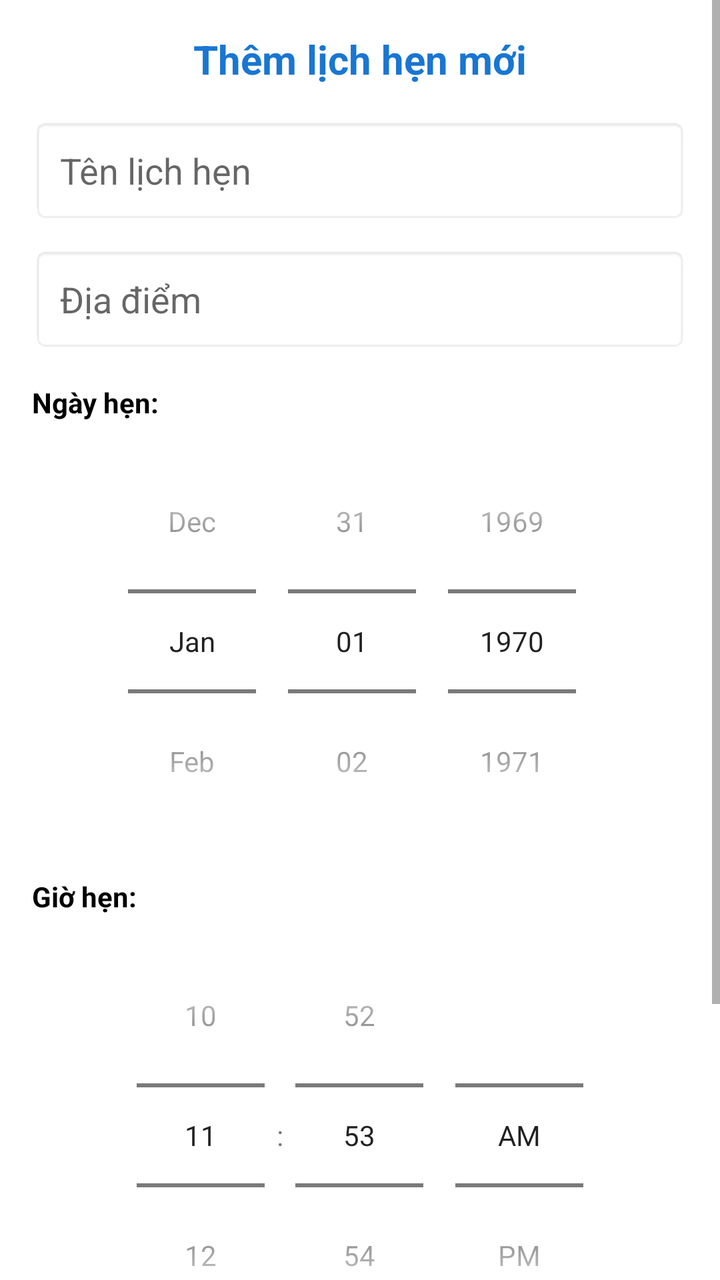
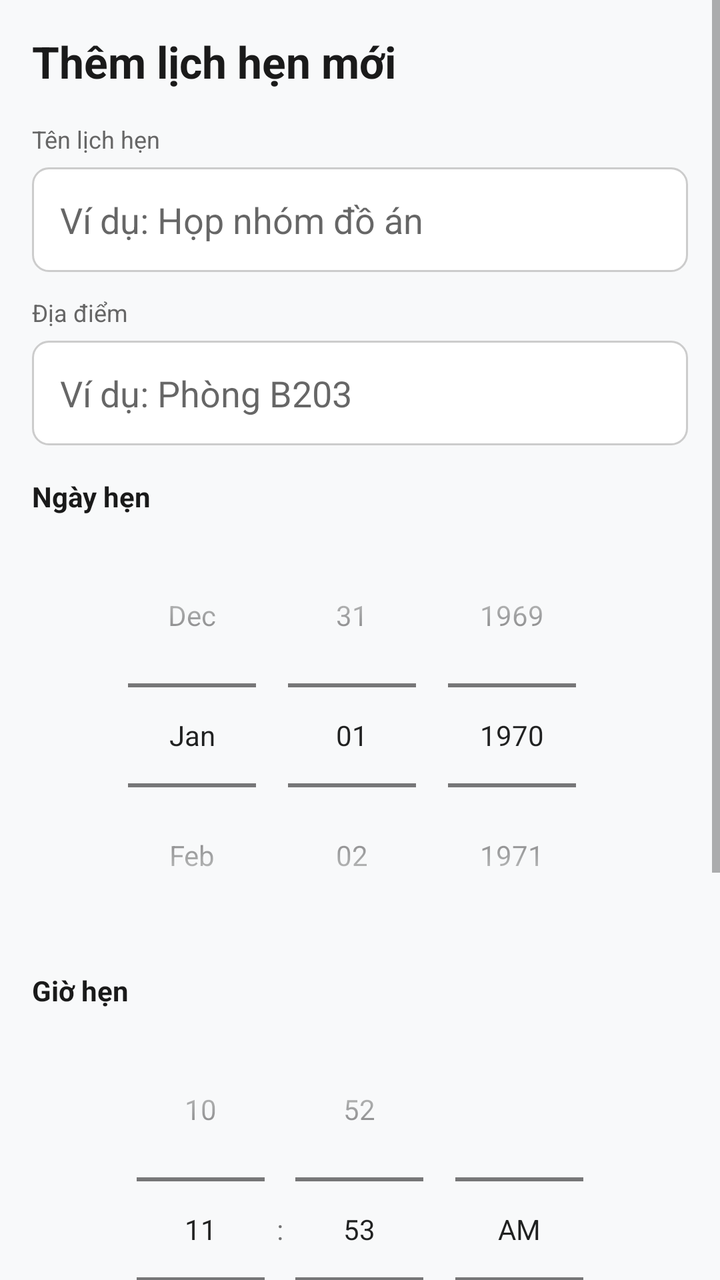

An Android layout rendered at two revisions. The XML below is the earlier revision; the diff shows what the commit changed to produce the second picture.
<!-- AndroidManifest.xml: application theme Theme.AppointmentManager -->
<!-- res/layout/activity_add_appointment.xml -->
<?xml version="1.0" encoding="utf-8"?>
<ScrollView xmlns:android="http://schemas.android.com/apk/res/android"
    android:layout_width="match_parent"
    android:layout_height="match_parent"
    android:fillViewport="true"
    android:background="@color/white">

    <LinearLayout
        android:layout_width="match_parent"
        android:layout_height="wrap_content"
        android:orientation="vertical"
        android:padding="16dp">

        <TextView
            android:layout_width="match_parent"
            android:layout_height="wrap_content"
            android:text="@string/add_title"
            android:textSize="20sp"
            android:textStyle="bold"
            android:textColor="@color/blue_primary"
            android:layout_marginBottom="16dp"
            android:gravity="center" />

        <EditText
            android:id="@+id/etTitle"
            android:layout_width="match_parent"
            android:layout_height="wrap_content"
            android:hint="@string/title_hint"
            android:inputType="text"
            android:padding="14dp"
            android:layout_marginBottom="12dp"
            android:background="@android:drawable/editbox_background_normal" />

        <EditText
            android:id="@+id/etLocation"
            android:layout_width="match_parent"
            android:layout_height="wrap_content"
            android:hint="@string/location_hint"
            android:inputType="text"
            android:padding="14dp"
            android:layout_marginBottom="16dp"
            android:background="@android:drawable/editbox_background_normal" />

        <TextView
            android:layout_width="match_parent"
            android:layout_height="wrap_content"
            android:text="Ngày hẹn:"
            android:textStyle="bold"
            android:textColor="@color/black"
            android:layout_marginBottom="4dp" />

        <DatePicker
            android:id="@+id/datePicker"
            android:layout_width="match_parent"
            android:layout_height="wrap_content"
            android:calendarViewShown="false"
            android:datePickerMode="spinner"
            android:layout_marginBottom="12dp" />

        <TextView
            android:layout_width="match_parent"
            android:layout_height="wrap_content"
            android:text="Giờ hẹn:"
            android:textStyle="bold"
            android:textColor="@color/black"
            android:layout_marginBottom="4dp" />

        <TimePicker
            android:id="@+id/timePicker"
            android:layout_width="match_parent"
            android:layout_height="wrap_content"
            android:timePickerMode="spinner"
            android:layout_marginBottom="16dp" />

        <Switch
            android:id="@+id/switchReminder"
            android:layout_width="match_parent"
            android:layout_height="wrap_content"
            android:text="@string/reminder_switch"
            android:textSize="16sp"
            android:layout_marginBottom="24dp" />

        <Button
            android:id="@+id/btnSave"
            android:layout_width="match_parent"
            android:layout_height="wrap_content"
            android:text="@string/save_button"
            android:backgroundTint="@color/blue_primary"
            android:textColor="@color/white"
            android:padding="14dp" />

    </LinearLayout>
</ScrollView>
<!-- resources referenced by this layout -->
<resources>
  <color name="black">#FF000000</color>
  <color name="blue_primary">#FF1976D2</color>
  <color name="white">#FFFFFFFF</color>
  <string name="add_title">Thêm lịch hẹn mới</string>
  <string name="location_hint">Địa điểm</string>
  <string name="reminder_switch">Bật nhắc nhở</string>
  <string name="save_button">Lưu lịch hẹn</string>
  <string name="title_hint">Tên lịch hẹn</string>
  <style name="Theme.AppointmentManager" parent="Theme.MaterialComponents.DayNight.NoActionBar">
          <item name="colorPrimary">@color/blue_primary</item>
          <item name="colorPrimaryVariant">@color/blue_dark</item>
          <item name="colorOnPrimary">@color/white</item>
      </style>
  <color name="blue_dark">#FF0D47A1</color>
</resources>

<!-- the commit's change to res/layout/activity_add_appointment.xml (unified diff, before → after) -->
@@ -3,7 +3,7 @@
     android:layout_width="match_parent"
     android:layout_height="match_parent"
     android:fillViewport="true"
-    android:background="@color/white">
+    android:background="#F8F9FA">
 
     <LinearLayout
         android:layout_width="match_parent"
@@ -15,38 +15,53 @@
             android:layout_width="match_parent"
             android:layout_height="wrap_content"
             android:text="@string/add_title"
-            android:textSize="20sp"
+            android:textSize="22sp"
             android:textStyle="bold"
-            android:textColor="@color/blue_primary"
-            android:layout_marginBottom="16dp"
-            android:gravity="center" />
+            android:textColor="#1A1A1A"
+            android:layout_marginBottom="16dp" />
+
+        <TextView
+            android:layout_width="match_parent"
+            android:layout_height="wrap_content"
+            android:text="Tên lịch hẹn"
+            android:textSize="12sp"
+            android:textColor="#666666"
+            android:layout_marginBottom="6dp" />
 
         <EditText
             android:id="@+id/etTitle"
             android:layout_width="match_parent"
             android:layout_height="wrap_content"
-            android:hint="@string/title_hint"
+            android:hint="Ví dụ: Họp nhóm đồ án"
             android:inputType="text"
             android:padding="14dp"
             android:layout_marginBottom="12dp"
-            android:background="@android:drawable/editbox_background_normal" />
+            android:background="@drawable/bg_edittext" />
+
+        <TextView
+            android:layout_width="match_parent"
+            android:layout_height="wrap_content"
+            android:text="Địa điểm"
+            android:textSize="12sp"
+            android:textColor="#666666"
+            android:layout_marginBottom="6dp" />
 
         <EditText
             android:id="@+id/etLocation"
             android:layout_width="match_parent"
             android:layout_height="wrap_content"
-            android:hint="@string/location_hint"
+            android:hint="Ví dụ: Phòng B203"
             android:inputType="text"
             android:padding="14dp"
             android:layout_marginBottom="16dp"
-            android:background="@android:drawable/editbox_background_normal" />
+            android:background="@drawable/bg_edittext" />
 
         <TextView
             android:layout_width="match_parent"
             android:layout_height="wrap_content"
-            android:text="Ngày hẹn:"
+            android:text="Ngày hẹn"
             android:textStyle="bold"
-            android:textColor="@color/black"
+            android:textColor="#1A1A1A"
             android:layout_marginBottom="4dp" />
 
         <DatePicker
@@ -60,9 +75,9 @@
         <TextView
             android:layout_width="match_parent"
             android:layout_height="wrap_content"
-            android:text="Giờ hẹn:"
+            android:text="Giờ hẹn"
             android:textStyle="bold"
-            android:textColor="@color/black"
+            android:textColor="#1A1A1A"
             android:layout_marginBottom="4dp" />
 
         <TimePicker
@@ -72,21 +87,49 @@
             android:timePickerMode="spinner"
             android:layout_marginBottom="16dp" />
 
-        <Switch
-            android:id="@+id/switchReminder"
+        <LinearLayout
             android:layout_width="match_parent"
             android:layout_height="wrap_content"
-            android:text="@string/reminder_switch"
-            android:textSize="16sp"
-            android:layout_marginBottom="24dp" />
+            android:orientation="horizontal"
+            android:gravity="center_vertical"
+            android:layout_marginBottom="24dp">
+
+            <TextView
+                android:layout_width="0dp"
+                android:layout_height="wrap_content"
+                android:layout_weight="1"
+                android:text="Nhắc nhở trước giờ hẹn"
+                android:textSize="16sp"
+                android:textColor="#1A1A1A" />
+
+            <Switch
+                android:id="@+id/switchReminder"
+                android:layout_width="wrap_content"
+                android:layout_height="wrap_content" />
+
+        </LinearLayout>
 
         <Button
             android:id="@+id/btnSave"
             android:layout_width="match_parent"
             android:layout_height="wrap_content"
             android:text="@string/save_button"
-            android:backgroundTint="@color/blue_primary"
+            android:backgroundTint="@color/green_primary"
             android:textColor="@color/white"
+            android:textSize="16sp"
+            android:textStyle="bold"
+            android:padding="14dp"
+            android:layout_marginBottom="12dp" />
+
+        <Button
+            android:id="@+id/btnBack"
+            android:layout_width="match_parent"
+            android:layout_height="wrap_content"
+            android:text="Quay lại"
+            android:backgroundTint="@color/white"
+            android:textColor="@color/green_primary"
+            android:textSize="16sp"
+            android:textStyle="bold"
             android:padding="14dp" />
 
     </LinearLayout>
<!-- resource entries referenced after the edit -->
@@ -1,18 +1,22 @@
 <!-- resources referenced by this layout -->
 <resources>
-  <color name="black">#FF000000</color>
-  <color name="blue_primary">#FF1976D2</color>
+  <color name="green_primary">#FF0A7055</color>
   <color name="white">#FFFFFFFF</color>
+  <!-- drawable bg_edittext (drawable) -->
+  <?xml version="1.0" encoding="utf-8"?>
+  <shape xmlns:android="http://schemas.android.com/apk/res/android"
+      android:shape="rectangle">
+      <solid android:color="@color/white" />
+      <corners android:radius="8dp" />
+      <stroke android:width="1dp" android:color="#CCCCCC" />
+  </shape>
   <string name="add_title">Thêm lịch hẹn mới</string>
-  <string name="location_hint">Địa điểm</string>
-  <string name="reminder_switch">Bật nhắc nhở</string>
   <string name="save_button">Lưu lịch hẹn</string>
-  <string name="title_hint">Tên lịch hẹn</string>
   <style name="Theme.AppointmentManager" parent="Theme.MaterialComponents.DayNight.NoActionBar">
-          <item name="colorPrimary">@color/blue_primary</item>
-          <item name="colorPrimaryVariant">@color/blue_dark</item>
+          <item name="colorPrimary">@color/green_primary</item>
+          <item name="colorPrimaryVariant">@color/green_dark</item>
           <item name="colorOnPrimary">@color/white</item>
       </style>
-  <color name="blue_dark">#FF0D47A1</color>
+  <color name="green_dark">#FF054734</color>
 </resources>
 
